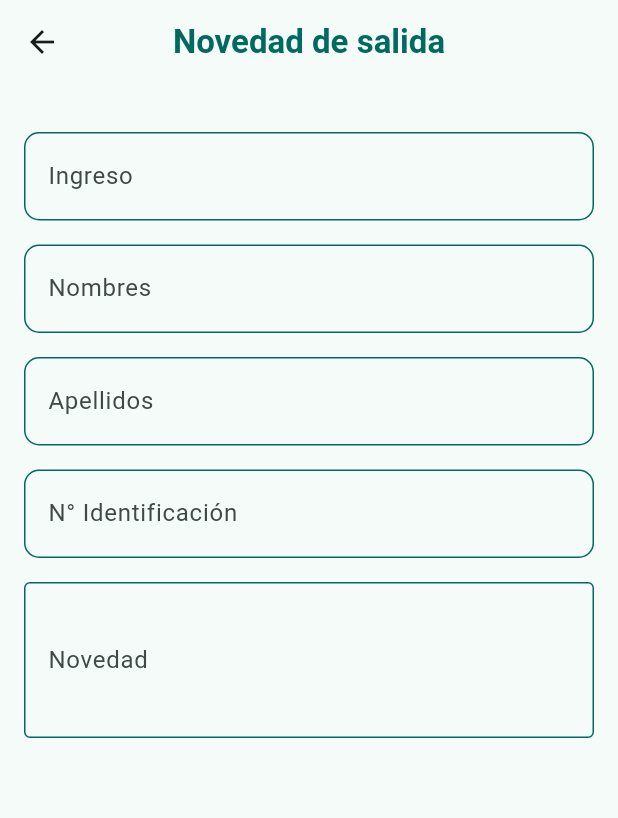
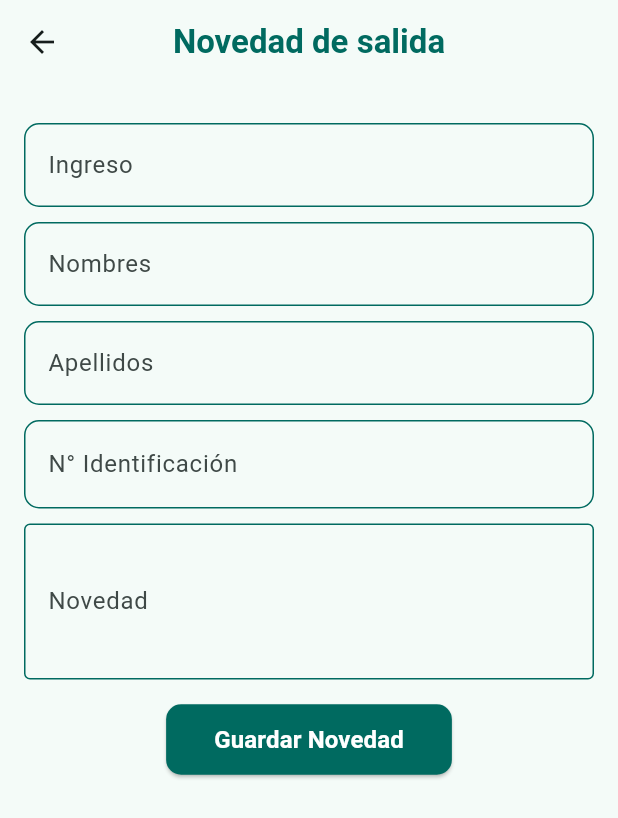
Before and after one commit to academicacoordinacion/cdattg_asistence_mobile, a Flutter app: the NewByPreview screen opened directly with empty values, on a phone screen of 412 x 824 dp. Shown: the top 818 px of the screen. Run offline on Flutter 3.47's test engine with Material 3 defaults, Android fonts, the phone set to English and light mode, and no system bars; our stand-ins replace dio, flutter_dotenv, fluttertoast, go_router, shared_preferences; missing offline and left inert: qr_code_scanner; accounts and stored records are empty; network calls fail; Roboto replaces fonts that are missing (OpenSans).

Commit message:
cambios en el formulario de agregar novedad

```diff
--- a/lib/features/asistence-scan/presentation/screen/new_by_preview.dart
+++ b/lib/features/asistence-scan/presentation/screen/new_by_preview.dart
@@ -25,7 +25,7 @@ class NewByPreview extends StatelessWidget {
         child: Column(
           crossAxisAlignment: CrossAxisAlignment.start,
           children: [
-            SizedBox(height: 16),
+            SizedBox(height: 10),
             TextFormField(
               initialValue: item['hora_ingreso'],
               decoration: InputDecoration(
@@ -41,12 +41,12 @@ class NewByPreview extends StatelessWidget {
               ),
               style: TextStyle(
                 fontFamily: 'OpenSans',
-                fontSize: 18,
+                fontSize: 16,
                 color: Theme.of(context).colorScheme.secondary,
               ),
               readOnly: true,
             ),
-            SizedBox(height: 16),
+            SizedBox(height: 10),
             TextFormField(
               initialValue: item['nombres'],
               decoration: InputDecoration(
@@ -62,12 +62,12 @@ class NewByPreview extends StatelessWidget {
               ),
               style: TextStyle(
                 fontFamily: 'OpenSans',
-                fontSize: 18,
+                fontSize: 16,
                 color: Theme.of(context).colorScheme.secondary,
               ),
               readOnly: true,
             ),
-            SizedBox(height: 16),
+            SizedBox(height: 10),
             TextFormField(
               initialValue: item['apellidos'],
               decoration: InputDecoration(
@@ -83,12 +83,12 @@ class NewByPreview extends StatelessWidget {
               ),
               style: TextStyle(
                 fontFamily: 'OpenSans',
-                fontSize: 18,
+                fontSize: 16,
                 color: Theme.of(context).colorScheme.secondary,
               ),
               readOnly: true,
             ),
-            SizedBox(height: 16),
+            SizedBox(height: 10),
             TextFormField(
               initialValue: item['numero_identificacion'].toString(),
               decoration: InputDecoration(
@@ -109,7 +109,7 @@ class NewByPreview extends StatelessWidget {
               ),
               readOnly: true,
             ),
-            SizedBox(height: 16),
+            SizedBox(height: 10),
             TextFormField(
               decoration: InputDecoration(
                 labelText: 'Novedad',
@@ -127,6 +127,31 @@ class NewByPreview extends StatelessWidget {
               ),
               maxLines: 3, // This will increase the height of the TextFormField
             ),
+            SizedBox(height: 16),
+            Center(
+              child: ElevatedButton(
+                onPressed: () {
+                  // Handle submit action
+                },
+                child: Text(
+                  'Guardar Novedad',
+                  style: TextStyle(
+                    fontFamily: 'OpenSans',
+                    fontSize: 16,
+                    fontWeight: FontWeight.bold,
+                    color: Colors.white,
+                  ),
+                ),
+                style: ElevatedButton.styleFrom(
+                  backgroundColor: Theme.of(context).primaryColor,
+                  iconColor: Theme.of(context).primaryColor,
+                  padding: EdgeInsets.symmetric(horizontal: 32, vertical: 12),
+                  shape: RoundedRectangleBorder(
+                    borderRadius: BorderRadius.circular(10),
+                  ),
+                ),
+              ),
+            ),
           ],
         ),
       ),
```
